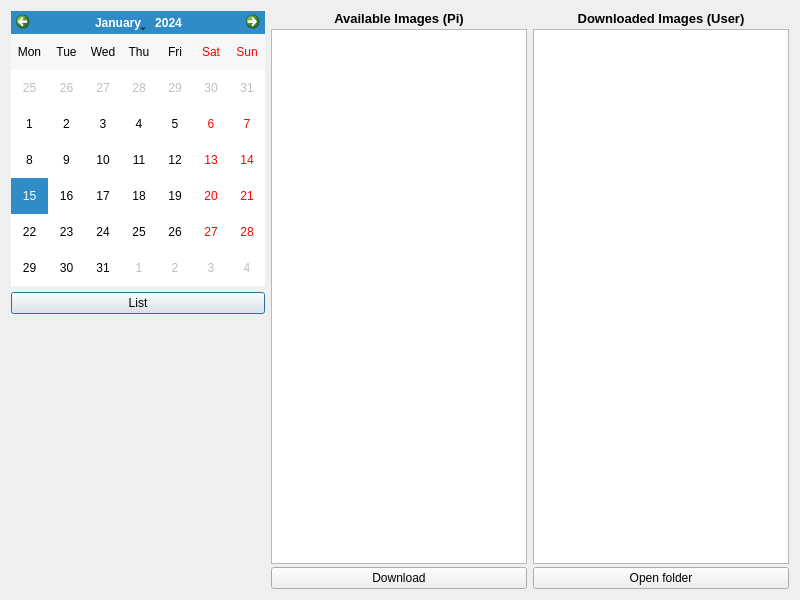
Before: the Qt Designer form gui-app/src/imageviewerdialog.ui in P-a-t-r-i-k/NestBoxMonitoring, drawn with Qt 5.
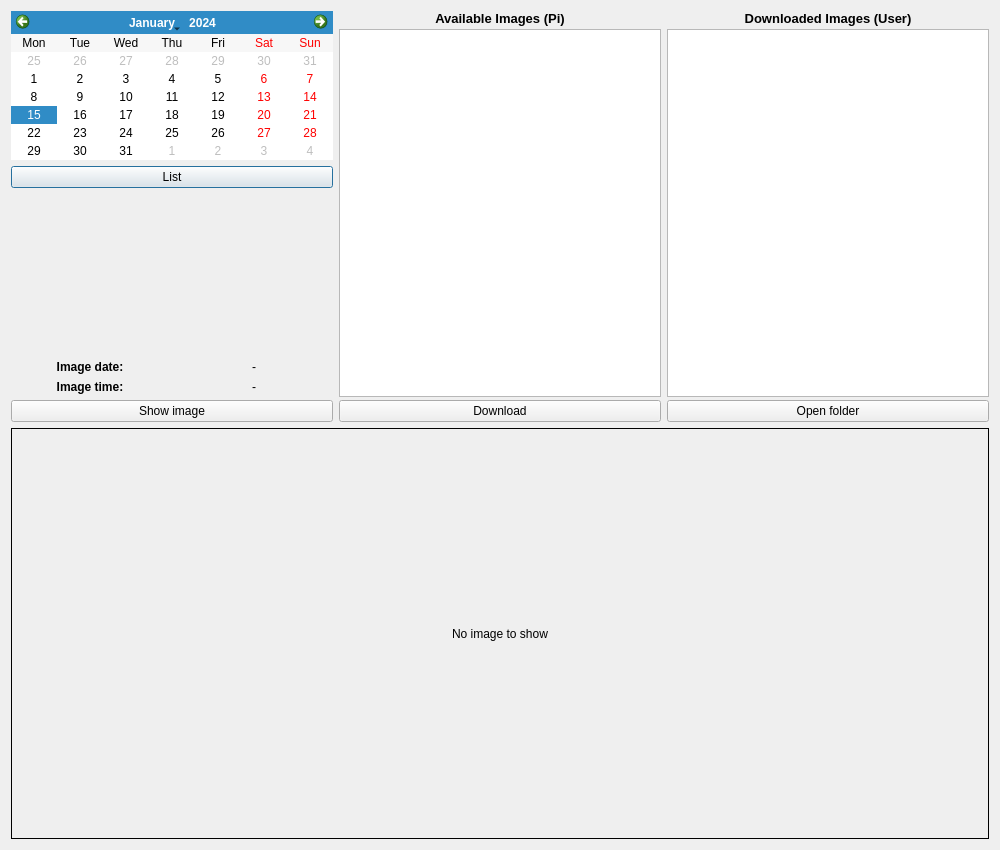
After: the same form once the commit is applied.

Commit message: feat(gui-app): implement image preview and date/time data parsing

```diff
--- a/gui-app/src/imageviewerdialog.ui
+++ b/gui-app/src/imageviewerdialog.ui
@@ -6,13 +6,15 @@
    <rect>
     <x>0</x>
     <y>0</y>
-    <width>800</width>
-    <height>600</height>
+    <width>1000</width>
+    <height>850</height>
    </rect>
   </property>
   <property name="windowTitle">
    <string>Images</string>
   </property>
+  <layout class="QVBoxLayout" name="verticalLayout_4">
+   <item>
   <layout class="QHBoxLayout" name="horizontalLayout">
    <item>
     <layout class="QVBoxLayout" name="verticalLayout">
@@ -46,6 +48,80 @@
        </property>
       </spacer>
      </item>
+       <item>
+        <layout class="QGridLayout" name="gridLayout">
+         <item row="2" column="0">
+          <widget class="QLabel" name="label_4">
+           <property name="font">
+            <font>
+             <bold>true</bold>
+            </font>
+           </property>
+           <property name="text">
+            <string>Image time:</string>
+           </property>
+           <property name="alignment">
+            <set>Qt::AlignmentFlag::AlignCenter</set>
+           </property>
+          </widget>
+         </item>
+         <item row="1" column="1">
+          <widget class="QLabel" name="dateLabel">
+           <property name="text">
+            <string>-</string>
+           </property>
+           <property name="alignment">
+            <set>Qt::AlignmentFlag::AlignCenter</set>
+           </property>
+          </widget>
+         </item>
+         <item row="4" column="0" colspan="2">
+          <widget class="QPushButton" name="showImageButton">
+           <property name="text">
+            <string>Show image</string>
+           </property>
+          </widget>
+         </item>
+         <item row="1" column="0">
+          <widget class="QLabel" name="label_2">
+           <property name="font">
+            <font>
+             <bold>true</bold>
+            </font>
+           </property>
+           <property name="text">
+            <string>Image date:</string>
+           </property>
+           <property name="alignment">
+            <set>Qt::AlignmentFlag::AlignCenter</set>
+           </property>
+          </widget>
+         </item>
+         <item row="2" column="1">
+          <widget class="QLabel" name="timeLabel">
+           <property name="text">
+            <string>-</string>
+           </property>
+           <property name="alignment">
+            <set>Qt::AlignmentFlag::AlignCenter</set>
+           </property>
+          </widget>
+         </item>
+         <item row="0" column="0" colspan="2">
+          <spacer name="verticalSpacer_2">
+           <property name="orientation">
+            <enum>Qt::Orientation::Vertical</enum>
+           </property>
+           <property name="sizeHint" stdset="0">
+            <size>
+             <width>20</width>
+             <height>40</height>
+            </size>
+           </property>
+          </spacer>
+         </item>
+        </layout>
+       </item>
     </layout>
    </item>
    <item>
@@ -113,6 +189,37 @@
       <widget class="QPushButton" name="openFolderButton">
        <property name="text">
         <string>Open folder</string>
+         </property>
+        </widget>
+       </item>
+      </layout>
+     </item>
+    </layout>
+   </item>
+   <item>
+    <layout class="QHBoxLayout" name="horizontalLayout_2" stretch="2">
+     <item>
+      <widget class="QLabel" name="imageLabel">
+       <property name="sizePolicy">
+        <sizepolicy hsizetype="Expanding" vsizetype="Expanding">
+         <horstretch>0</horstretch>
+         <verstretch>0</verstretch>
+        </sizepolicy>
+       </property>
+       <property name="minimumSize">
+        <size>
+         <width>320</width>
+         <height>240</height>
+        </size>
+       </property>
+       <property name="frameShape">
+        <enum>QFrame::Shape::Box</enum>
+       </property>
+       <property name="text">
+        <string>No image to show</string>
+       </property>
+       <property name="alignment">
+        <set>Qt::AlignmentFlag::AlignCenter</set>
        </property>
       </widget>
      </item>
```
Lines whose indentation alone changed are shown as unchanged. The commit also changes 2 other files.
